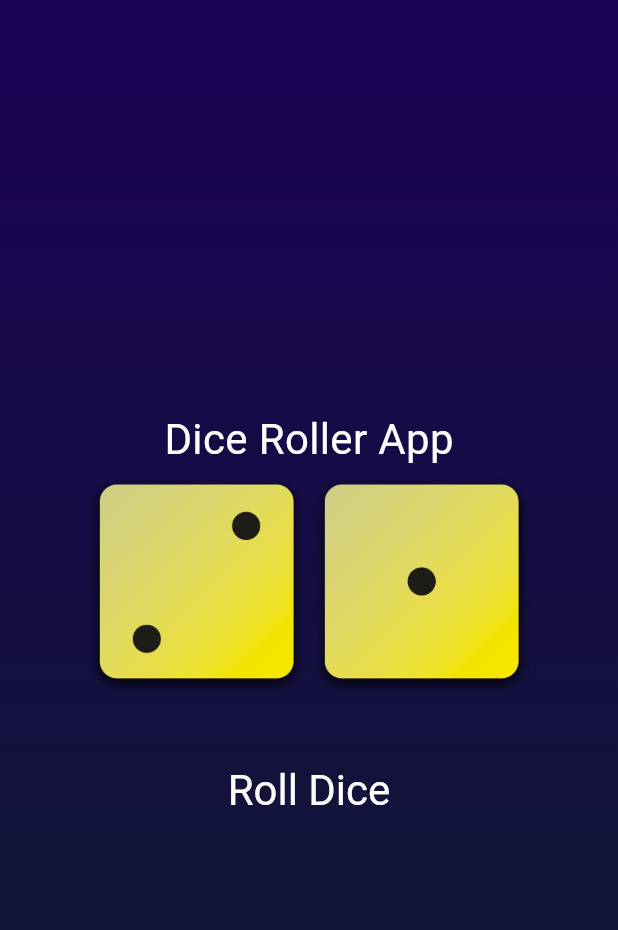
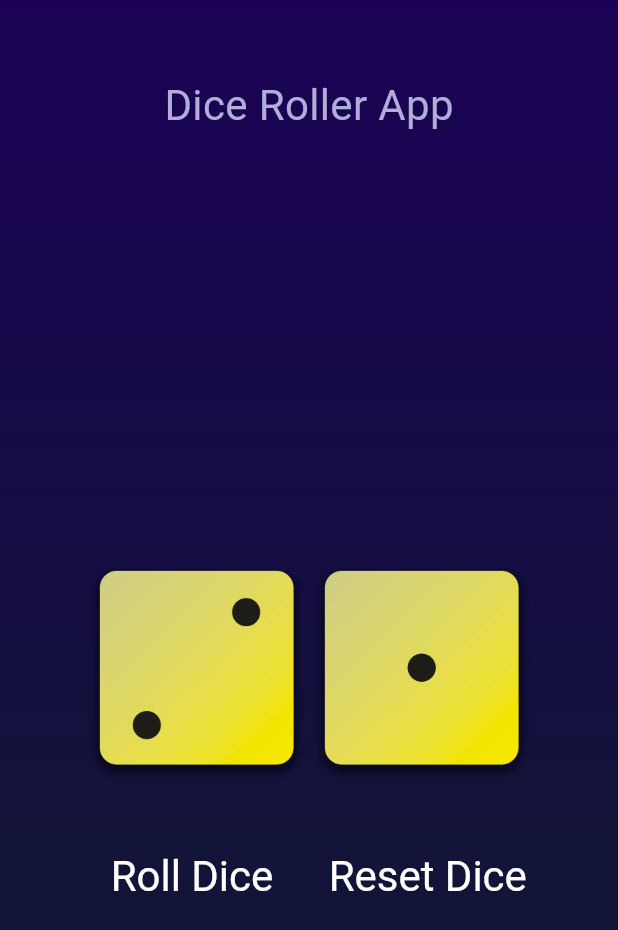
Before and after one commit to ShariqueMemon11/Flutter-Practice, a Flutter app: the screen it shows after launch, on a phone screen of 412 x 824 dp. Shown: the top 930 px of the screen. Run offline on Flutter 3.47's test engine with Material 3 defaults, Android fonts, the phone set to English and light mode, and no system bars.

Commit message:
added functionality

```diff
--- a/roll_dice_app/lib/dice_roller.dart
+++ b/roll_dice_app/lib/dice_roller.dart
@@ -23,12 +23,18 @@ class _DicerollerState extends State<DiceRoller> {
     });
   }
 
+  void resetdise() {
+    setState(() {
+      diceImg = "assets/dice-1.png";
+      diceImg2 = "assets/dice-1.png";
+    });
+  }
+
   @override
   Widget build(BuildContext context) {
     return Column(
       mainAxisSize: MainAxisSize.min,
       children: [
-        Style_text("Dice Roller App"),
         Row(
           mainAxisAlignment: MainAxisAlignment.center,
           children: [
@@ -37,13 +43,27 @@ class _DicerollerState extends State<DiceRoller> {
           ],
         ),
         const SizedBox(height: 40), // Adds spacing
+        Row(
+          mainAxisAlignment: MainAxisAlignment.center,
+          children: [
             TextButton(
               onPressed: rolldice,
               style: TextButton.styleFrom(
                 foregroundColor: Colors.white,
                 textStyle: TextStyle(fontSize: 28),
+                padding: const EdgeInsets.symmetric(horizontal: 25),
               ),
               child: const Text("Roll Dice"),
+            ),
+            TextButton(
+              onPressed: resetdise,
+              style: TextButton.styleFrom(
+                foregroundColor: Colors.white,
+                textStyle: TextStyle(fontSize: 28),
+              ),
+              child: const Text("Reset Dice"),
+            ),
+          ],
         ),
       ],
     );
--- a/roll_dice_app/lib/gradient_container.dart
+++ b/roll_dice_app/lib/gradient_container.dart
@@ -18,7 +18,21 @@ class GradientContainer extends StatelessWidget {
           end: Alignment.bottomCenter,
         ),
       ),
-      child: Center(child: DiceRoller()),
+      child: Column(
+        children: [
+          Padding(
+            padding: const EdgeInsets.only(bottom: 280, top: 50),
+            child: Text(
+              "Dice Roller App",
+              style: TextStyle(
+                color: const Color.fromARGB(255, 175, 173, 217),
+                fontSize: 28,
+              ),
+            ),
+          ),
+          DiceRoller(),
+        ],
+      ),
     );
   }
 }
```
Lines whose indentation alone changed are shown as unchanged.
